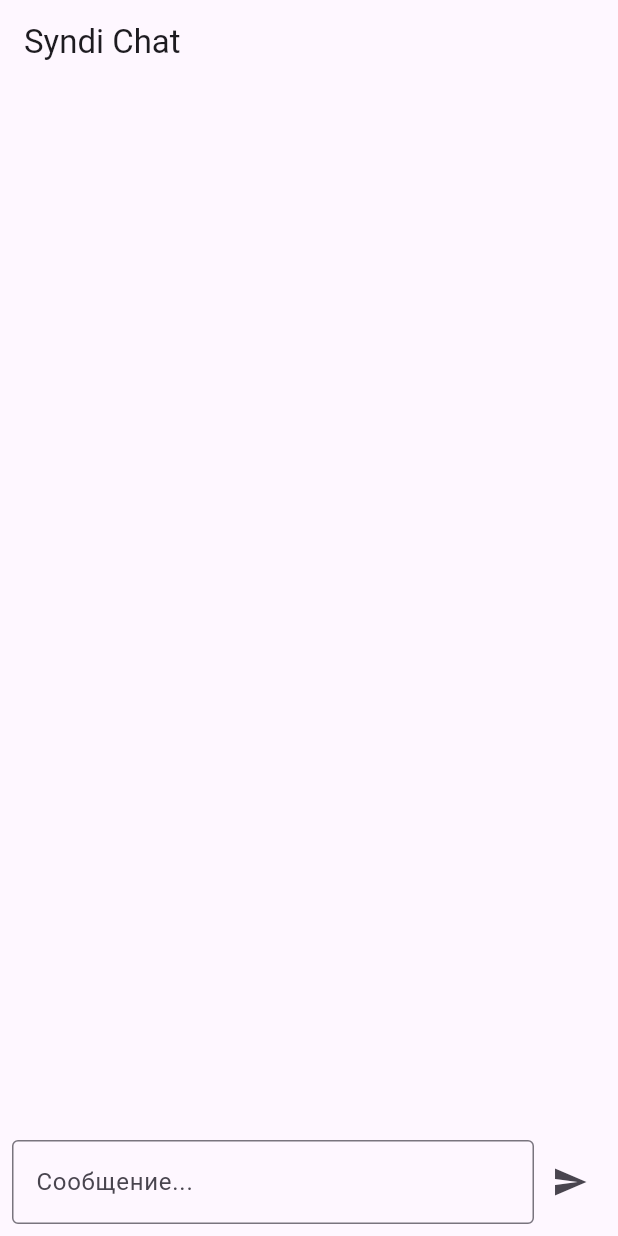
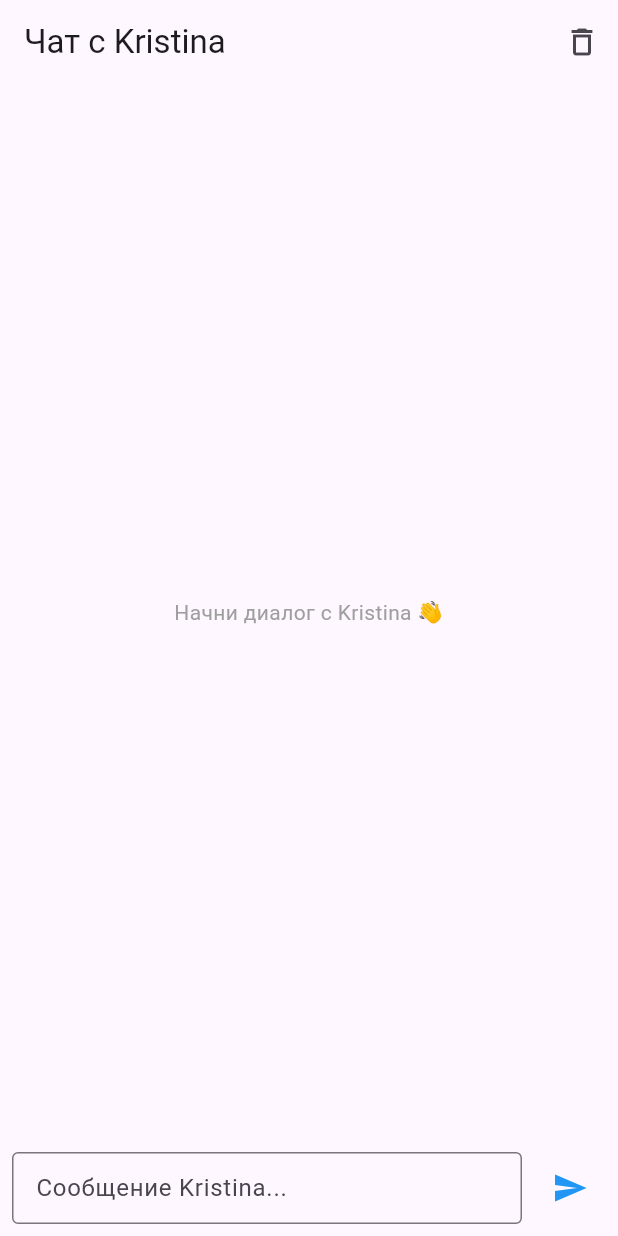
Before and after one commit to donjonson-hash/Syndi-AI-world, a Flutter app: the screen it shows after launch, after a tap on the "send" icon, on a phone screen of 412 x 824 dp. Run offline on Flutter 3.47's test engine with Material 3 defaults, Android fonts, the phone set to English and light mode, and no system bars; our stand-ins replace dio, flutter_riverpod, shared_preferences.

Commit message:
chore: cleanup syndi_api_client and remove duplicate file
- Removed duplicate file lib/core/api/syndi_api_client.dart.dart
- Removed orphan lib/chat_providers.dart (duplicate provider)
- syndi_api_client.dart: added baseUrl const, login(), getUserProfile(),
  sendChatMessage() with mock fallbacks; added LoginResponse model;
  improved type safety (explicit casts) and added docstrings
- app_providers.dart: ChatMessagesNotifier now uses SyndiApiClient.sendChatMessage()
  instead of local mock; removed duplicate ChatMessage class (use models/chat.dart)
- chat_screen.dart: removed local chatMessagesProvider duplicate; all API calls
  routed through app_providers.dart / SyndiApiClient

```diff
--- a/lib/chat_providers.dart
+++ /dev/null
@@ -1,4 +0,0 @@
-// lib/providers/chat_providers.dart
-import 'package:flutter_riverpod/flutter_riverpod.dart';
-
-final chatMessagesProvider = StateProvider<List<Map<String, dynamic>>>((ref) => []);
--- a/lib/screens/chat/chat_screen.dart
+++ b/lib/screens/chat/chat_screen.dart
@@ -1,8 +1,10 @@
 import 'package:flutter/material.dart';
 import 'package:flutter_riverpod/flutter_riverpod.dart';
+import '../../core/providers/app_providers.dart';
 
-final chatMessagesProvider = StateProvider<List<Map<String, dynamic>>>((ref) => []);
-
+/// Chat screen for the Kristina AI agent.
+/// All message state is managed through [chatMessagesProvider] (Riverpod).
+/// Network calls go exclusively through [SyndiApiClient.sendChatMessage].
 class ChatScreen extends ConsumerStatefulWidget {
   const ChatScreen({super.key});
 
@@ -12,7 +14,7 @@ class ChatScreen extends ConsumerStatefulWidget {
 
 class _ChatScreenState extends ConsumerState<ChatScreen> {
   final TextEditingController _controller = TextEditingController();
-  bool _isLoading = false;
+  bool _isSending = false;
 
   @override
   void dispose() {
@@ -20,27 +22,16 @@ class _ChatScreenState extends ConsumerState<ChatScreen> {
     super.dispose();
   }
 
-  void _sendMessage() {
+  Future<void> _sendMessage() async {
     final text = _controller.text.trim();
-    if (text.isEmpty) return;
-
-    ref.read(chatMessagesProvider.notifier).update((state) => [
-      ...state,
-      {'text': text, 'isUser': true, 'time': DateTime.now().toString()}
-    ]);
+    if (text.isEmpty || _isSending) return;
 
     _controller.clear();
-    setState(() => _isLoading = true);
+    setState(() => _isSending = true);
 
-    Future.delayed(const Duration(seconds: 1), () {
-      if (mounted) {
-        ref.read(chatMessagesProvider.notifier).update((state) => [
-          ...state,
-          {'text': 'Ответ: $text', 'isUser': false, 'time': DateTime.now().toString()}
-        ]);
-        setState(() => _isLoading = false);
-      }
-    });
+    await ref.read(chatMessagesProvider.notifier).sendMessage(text);
+
+    if (mounted) setState(() => _isSending = false);
   }
 
   @override
@@ -48,40 +39,60 @@ class _ChatScreenState extends ConsumerState<ChatScreen> {
     final messages = ref.watch(chatMessagesProvider);
 
     return Scaffold(
-      appBar: AppBar(title: const Text('Syndi Chat')),
+      appBar: AppBar(
+        title: const Text('Чат с Kristina'),
+        actions: [
+          IconButton(
+            icon: const Icon(Icons.delete_outline),
+            tooltip: 'Очистить чат',
+            onPressed: () =>
+                ref.read(chatMessagesProvider.notifier).clearMessages(),
+          ),
+        ],
+      ),
       body: Column(
         children: [
           Expanded(
-            child: ListView.builder(
+            child: messages.isEmpty
+                ? const Center(
+                    child: Text(
+                      'Начни диалог с Kristina 👋',
+                      style: TextStyle(color: Colors.grey),
+                    ),
+                  )
+                : ListView.builder(
                     padding: const EdgeInsets.all(16),
                     itemCount: messages.length,
                     itemBuilder: (context, index) {
                       final msg = messages[index];
-                final isUser = msg['isUser'] as bool;
                       return Align(
-                  alignment: isUser ? Alignment.centerRight : Alignment.centerLeft,
+                        alignment: msg.isUser
+                            ? Alignment.centerRight
+                            : Alignment.centerLeft,
                         child: Container(
                           margin: const EdgeInsets.only(bottom: 8),
-                    padding: const EdgeInsets.all(12),
+                          padding: const EdgeInsets.symmetric(
+                              horizontal: 14, vertical: 10),
                           decoration: BoxDecoration(
-                      color: isUser ? Colors.blue : Colors.grey[300],
+                            color: msg.isUser ? Colors.blue : Colors.grey[800],
                             borderRadius: BorderRadius.circular(16),
                           ),
                           child: Text(
-                      msg['text'] as String,
-                      style: TextStyle(color: isUser ? Colors.white : Colors.black),
+                            msg.text,
+                            style: const TextStyle(color: Colors.white),
                           ),
                         ),
                       );
                     },
                   ),
           ),
-          if (_isLoading)
+          if (_isSending)
             const Padding(
-              padding: EdgeInsets.all(8),
-              child: CircularProgressIndicator(),
+              padding: EdgeInsets.symmetric(vertical: 4),
+              child: LinearProgressIndicator(),
             ),
-          Padding(
+          SafeArea(
+            child: Padding(
               padding: const EdgeInsets.all(8),
               child: Row(
                 children: [
@@ -89,17 +100,23 @@ class _ChatScreenState extends ConsumerState<ChatScreen> {
                     child: TextField(
                       controller: _controller,
                       decoration: const InputDecoration(
-                      hintText: 'Сообщение...',
+                        hintText: 'Сообщение Kristina...',
                         border: OutlineInputBorder(),
+                        contentPadding: EdgeInsets.symmetric(
+                            horizontal: 12, vertical: 10),
                       ),
+                      textInputAction: TextInputAction.send,
                       onSubmitted: (_) => _sendMessage(),
                     ),
                   ),
+                  const SizedBox(width: 8),
                   IconButton(
-                  onPressed: _sendMessage,
+                    onPressed: _isSending ? null : _sendMessage,
                     icon: const Icon(Icons.send),
+                    color: Colors.blue,
                   ),
                 ],
+              ),
             ),
           ),
         ],
```
Also changed, not shown: lib/core/api/syndi_api_client.dart (+117 -23 lines), lib/core/api/syndi_api_client.dart.dart (deleted, +0 -112 lines), lib/core/providers/app_providers.dart (+44 -22 lines). Lines whose indentation alone changed are shown as unchanged.
